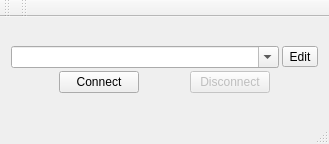
First picture: the form in mainwindow.ui, repository openconnect/openconnect-gui, before the edit.
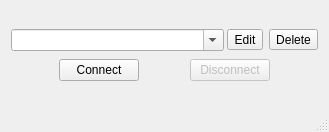
Second picture: the form after the edit.

What changed in the file:
```diff
--- a/mainwindow.ui
+++ b/mainwindow.ui
@@ -7,7 +7,7 @@
     <x>0</x>
     <y>0</y>
     <width>329</width>
-    <height>144</height>
+    <height>132</height>
    </rect>
   </property>
   <property name="sizePolicy">
@@ -33,7 +33,7 @@
     <item>
      <layout class="QVBoxLayout" name="verticalLayout">
       <property name="spacing">
-       <number>3</number>
+       <number>8</number>
       </property>
       <item>
        <layout class="QHBoxLayout" name="horizontalLayout">
@@ -51,6 +51,8 @@
          </widget>
         </item>
         <item>
+         <layout class="QHBoxLayout" name="horizontalLayout_3">
+          <item>
          <widget class="QToolButton" name="toolButton">
           <property name="text">
            <string>Edit</string>
@@ -63,6 +65,15 @@
           </property>
          </widget>
         </item>
+          <item>
+           <widget class="QToolButton" name="toolButton_2">
+            <property name="text">
+             <string>Delete</string>
+            </property>
+           </widget>
+          </item>
+         </layout>
+        </item>
        </layout>
       </item>
       <item>
@@ -105,25 +116,6 @@
     </item>
    </layout>
   </widget>
-  <widget class="QToolBar" name="mainToolBar">
-   <attribute name="toolBarArea">
-    <enum>TopToolBarArea</enum>
-   </attribute>
-   <attribute name="toolBarBreak">
-    <bool>false</bool>
-   </attribute>
-  </widget>
-  <widget class="QToolBar" name="toolBar">
-   <property name="windowTitle">
-    <string>toolBar</string>
-   </property>
-   <attribute name="toolBarArea">
-    <enum>TopToolBarArea</enum>
-   </attribute>
-   <attribute name="toolBarBreak">
-    <bool>false</bool>
-   </attribute>
-  </widget>
   <widget class="QStatusBar" name="statusBar"/>
  </widget>
  <layoutdefault spacing="6" margin="11"/>
```
Lines whose indentation alone changed are shown as unchanged.
